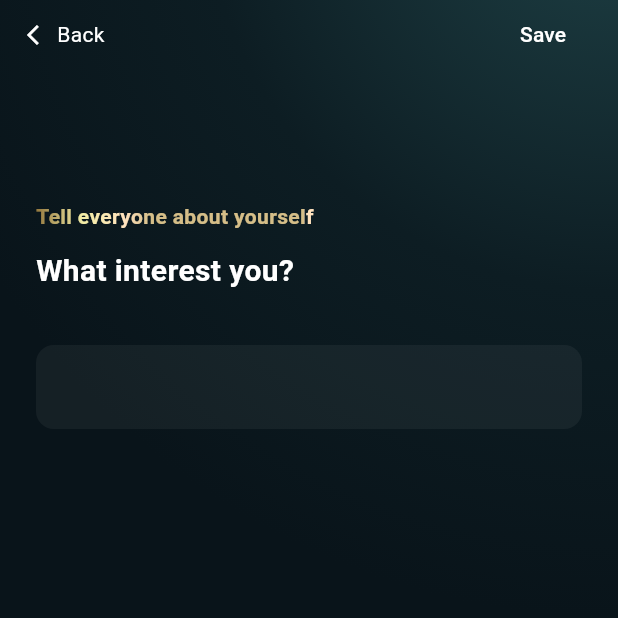
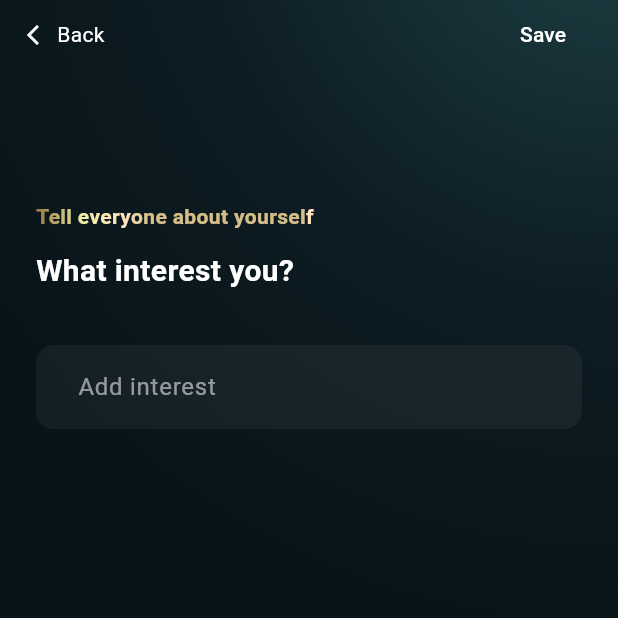
Before and after one commit to danaralifian/you_app_test, a Flutter app: the InterestScreen screen opened by its route, on a phone screen of 412 x 824 dp, the top half of it. Run offline on Flutter 3.47's test engine with Material 3 defaults, Android fonts, the phone set to English and light mode, and no system bars; our stand-ins replace dio, form_validator, get, image_picker, logger; accounts and stored records are empty.

Commit message:
fix: make input field adapt to available space using IntrinsicWidth

```diff
--- a/lib/widgets/interest_input.dart
+++ b/lib/widgets/interest_input.dart
@@ -3,6 +3,7 @@ import 'package:flutter/material.dart';
 class InterestInput extends StatefulWidget {
   final void Function(List<String> value) onChange;
   final List<String>? value;
+
   const InterestInput({
     super.key,
     required this.onChange,
@@ -21,7 +22,6 @@ class _InterestInputState extends State<InterestInput> {
   @override
   void initState() {
     super.initState();
-    // Inisialisasi dengan widget.value, fallback ke list kosong jika null
     _interests = List.from(widget.value ?? []);
   }
 
@@ -62,8 +62,8 @@ class _InterestInputState extends State<InterestInput> {
             borderRadius: BorderRadius.circular(12),
           ),
           child: Wrap(
-            spacing: 8,
-            runSpacing: 8,
+            spacing: 8.0,
+            runSpacing: 8.0,
             alignment: WrapAlignment.start,
             crossAxisAlignment: WrapCrossAlignment.center,
             children: [
@@ -97,26 +97,31 @@ class _InterestInputState extends State<InterestInput> {
                   ),
                 ),
               ),
-              LayoutBuilder(
-                builder: (context, wrapConstraints) {
-                  // calculate available width
+              // Adaptive TextField
+              Builder(
+                builder: (context) {
+                  final textScale = MediaQuery.textScalerOf(context).scale(1.0);
                   double usedWidth = 0;
-                  const spacing = 8;
+                  const double spacing = 8.0;
 
                   for (var interest in _interests) {
-                    // estimate width of each interest
-                    usedWidth += (interest.length * 8 + 48) + spacing;
+                    final tagWidth =
+                        (interest.length * 8 * textScale) + 48 + spacing;
+                    usedWidth += tagWidth;
                   }
 
                   final double availableWidth =
-                      wrapConstraints.maxWidth - usedWidth;
-
+                      constraints.maxWidth - usedWidth;
                   final double inputWidth = availableWidth > 100
                       ? availableWidth
-                      : wrapConstraints.maxWidth;
+                      : constraints.maxWidth;
 
-                  return SizedBox(
-                    width: inputWidth,
+                  return ConstrainedBox(
+                    constraints: BoxConstraints(
+                      minWidth: 100,
+                      maxWidth: inputWidth,
+                    ),
+                    child: IntrinsicWidth(
                       child: TextField(
                         controller: _controller,
                         focusNode: _focusNode,
@@ -124,9 +129,12 @@ class _InterestInputState extends State<InterestInput> {
                         style: const TextStyle(color: Colors.white),
                         decoration: const InputDecoration(
                           isDense: true,
+                          hintText: 'Add interest',
+                          hintStyle: TextStyle(color: Colors.white54),
                           border: InputBorder.none,
                           filled: true,
                           fillColor: Colors.transparent,
+                        ),
                       ),
                     ),
                   );
```
Lines whose indentation alone changed are shown as unchanged.
